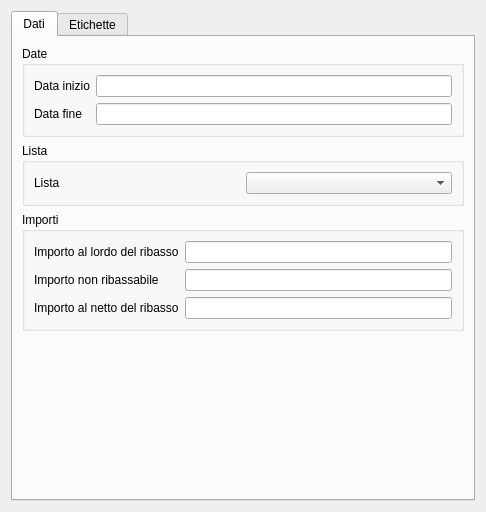
First picture: the form in qcostgui/accountingitemtamgui.ui, repository mickele77/qcost, before the edit.
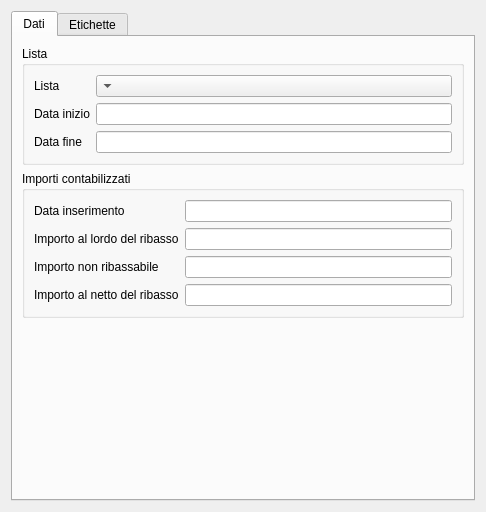
Second picture: the form after the edit.

Diff of the .ui file:
```diff
--- a/qcostgui/accountingitemtamgui.ui
+++ b/qcostgui/accountingitemtamgui.ui
@@ -25,94 +25,6 @@
       </attribute>
       <layout class="QGridLayout" name="gridLayout">
        <item row="2" column="0">
-        <widget class="QGroupBox" name="amountsGroupBox">
-         <property name="title">
-          <string>Importi</string>
-         </property>
-         <layout class="QGridLayout" name="amountsDataLayout_2">
-          <item row="1" column="0">
-           <widget class="QLabel" name="amountNotToBeDiscountedLabel">
-            <property name="text">
-             <string>Importo non ribassabile</string>
-            </property>
-           </widget>
-          </item>
-          <item row="1" column="1">
-           <widget class="QLineEdit" name="amountNotToBeDiscountedLineEdit">
-            <property name="readOnly">
-             <bool>true</bool>
-            </property>
-           </widget>
-          </item>
-          <item row="0" column="1">
-           <widget class="QLineEdit" name="totalAmountToBeDiscountedLineEdit">
-            <property name="readOnly">
-             <bool>true</bool>
-            </property>
-           </widget>
-          </item>
-          <item row="0" column="0">
-           <widget class="QLabel" name="totalAmountToBeDiscountedLabel">
-            <property name="text">
-             <string>Importo al lordo del ribasso</string>
-            </property>
-           </widget>
-          </item>
-          <item row="2" column="0">
-           <widget class="QLabel" name="totalAmountLabel">
-            <property name="text">
-             <string>Importo al netto del ribasso</string>
-            </property>
-           </widget>
-          </item>
-          <item row="2" column="1">
-           <widget class="QLineEdit" name="totalAmountLineEdit">
-            <property name="readOnly">
-             <bool>true</bool>
-            </property>
-           </widget>
-          </item>
-         </layout>
-        </widget>
-       </item>
-       <item row="0" column="0">
-        <widget class="QGroupBox" name="dateGroupBox">
-         <property name="title">
-          <string>Date</string>
-         </property>
-         <layout class="QGridLayout" name="gridLayout_3">
-          <item row="0" column="0">
-           <widget class="QLabel" name="beginDateLabel">
-            <property name="text">
-             <string>Data inizio</string>
-            </property>
-           </widget>
-          </item>
-          <item row="0" column="1">
-           <widget class="QLineEdit" name="beginDateLineEdit">
-            <property name="readOnly">
-             <bool>true</bool>
-            </property>
-           </widget>
-          </item>
-          <item row="1" column="0">
-           <widget class="QLabel" name="endDateLabel">
-            <property name="text">
-             <string>Data fine</string>
-            </property>
-           </widget>
-          </item>
-          <item row="1" column="1">
-           <widget class="QLineEdit" name="endDateLineEdit">
-            <property name="readOnly">
-             <bool>true</bool>
-            </property>
-           </widget>
-          </item>
-         </layout>
-        </widget>
-       </item>
-       <item row="3" column="0">
         <spacer name="verticalSpacer">
          <property name="orientation">
           <enum>Qt::Vertical</enum>
@@ -125,12 +37,19 @@
          </property>
         </spacer>
        </item>
-       <item row="1" column="0">
+       <item row="0" column="0">
         <widget class="QGroupBox" name="tamBillGroupBox">
          <property name="title">
           <string>Lista</string>
          </property>
          <layout class="QGridLayout" name="gridLayout_5">
+          <item row="1" column="0">
+           <widget class="QLabel" name="beginDateLabel">
+            <property name="text">
+             <string>Data inizio</string>
+            </property>
+           </widget>
+          </item>
           <item row="0" column="0">
            <widget class="QLabel" name="tamBillComboBoxlabel">
             <property name="text">
@@ -139,7 +58,115 @@
            </widget>
           </item>
           <item row="0" column="1">
-           <widget class="QComboBox" name="tamBillComboBox"/>
+           <widget class="QComboBox" name="tamBillComboBox">
+            <property name="layoutDirection">
+             <enum>Qt::RightToLeft</enum>
+            </property>
+           </widget>
+          </item>
+          <item row="1" column="1">
+           <widget class="QLineEdit" name="beginDateLineEdit">
+            <property name="alignment">
+             <set>Qt::AlignRight|Qt::AlignTrailing|Qt::AlignVCenter</set>
+            </property>
+            <property name="readOnly">
+             <bool>true</bool>
+            </property>
+           </widget>
+          </item>
+          <item row="2" column="0">
+           <widget class="QLabel" name="endDateLabel">
+            <property name="text">
+             <string>Data fine</string>
+            </property>
+           </widget>
+          </item>
+          <item row="2" column="1">
+           <widget class="QLineEdit" name="endDateLineEdit">
+            <property name="alignment">
+             <set>Qt::AlignRight|Qt::AlignTrailing|Qt::AlignVCenter</set>
+            </property>
+            <property name="readOnly">
+             <bool>true</bool>
+            </property>
+           </widget>
+          </item>
+         </layout>
+        </widget>
+       </item>
+       <item row="1" column="0">
+        <widget class="QGroupBox" name="amountsGroupBox">
+         <property name="title">
+          <string>Importi contabilizzati</string>
+         </property>
+         <layout class="QGridLayout" name="amountsDataLayout_2">
+          <item row="1" column="0">
+           <widget class="QLabel" name="totalAmountToDiscountLabel">
+            <property name="text">
+             <string>Importo al lordo del ribasso</string>
+            </property>
+           </widget>
+          </item>
+          <item row="1" column="1">
+           <widget class="QLineEdit" name="totalAmountToDiscountLineEdit">
+            <property name="alignment">
+             <set>Qt::AlignRight|Qt::AlignTrailing|Qt::AlignVCenter</set>
+            </property>
+            <property name="readOnly">
+             <bool>true</bool>
+            </property>
+           </widget>
+          </item>
+          <item row="2" column="1">
+           <widget class="QLineEdit" name="amountNotToDiscountLineEdit">
+            <property name="alignment">
+             <set>Qt::AlignRight|Qt::AlignTrailing|Qt::AlignVCenter</set>
+            </property>
+            <property name="readOnly">
+             <bool>true</bool>
+            </property>
+           </widget>
+          </item>
+          <item row="2" column="0">
+           <widget class="QLabel" name="amountNotToDiscountLabel">
+            <property name="text">
+             <string>Importo non ribassabile</string>
+            </property>
+           </widget>
+          </item>
+          <item row="3" column="1">
+           <widget class="QLineEdit" name="totalAmountLineEdit">
+            <property name="alignment">
+             <set>Qt::AlignRight|Qt::AlignTrailing|Qt::AlignVCenter</set>
+            </property>
+            <property name="readOnly">
+             <bool>true</bool>
+            </property>
+           </widget>
+          </item>
+          <item row="3" column="0">
+           <widget class="QLabel" name="totalAmountLabel">
+            <property name="text">
+             <string>Importo al netto del ribasso</string>
+            </property>
+           </widget>
+          </item>
+          <item row="0" column="0">
+           <widget class="QLabel" name="dateLabel">
+            <property name="text">
+             <string>Data inserimento</string>
+            </property>
+           </widget>
+          </item>
+          <item row="0" column="1">
+           <widget class="QLineEdit" name="dateLineEdit">
+            <property name="alignment">
+             <set>Qt::AlignRight|Qt::AlignTrailing|Qt::AlignVCenter</set>
+            </property>
+            <property name="readOnly">
+             <bool>true</bool>
+            </property>
+           </widget>
           </item>
          </layout>
         </widget>
```
Left out of the diff: 6 changed lines with no effect on the pictures.
